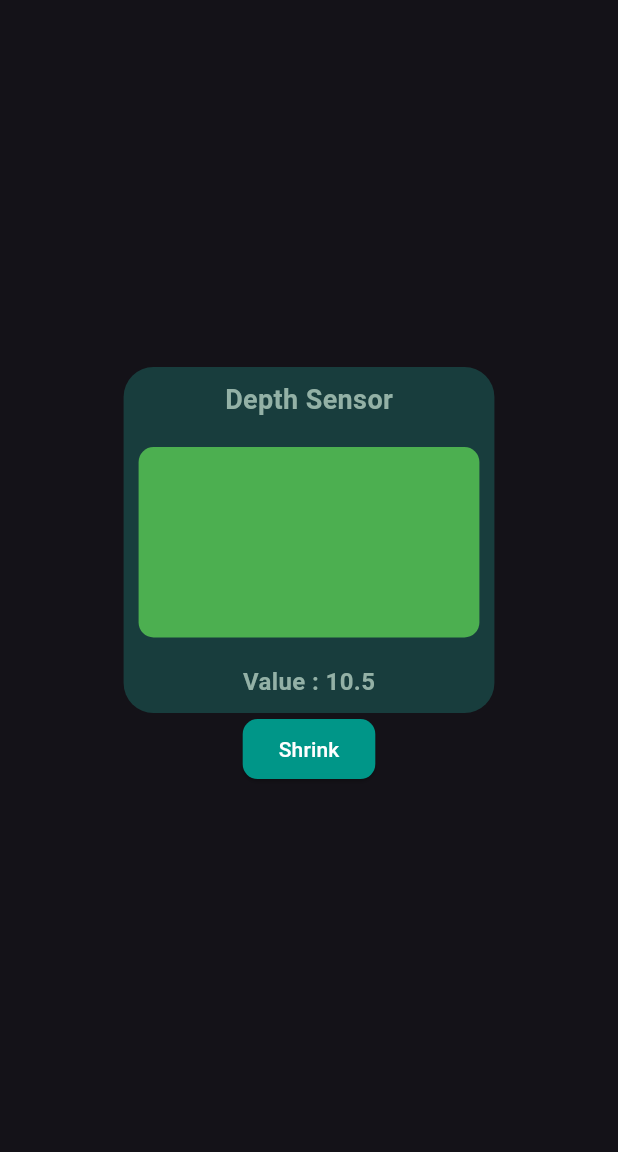
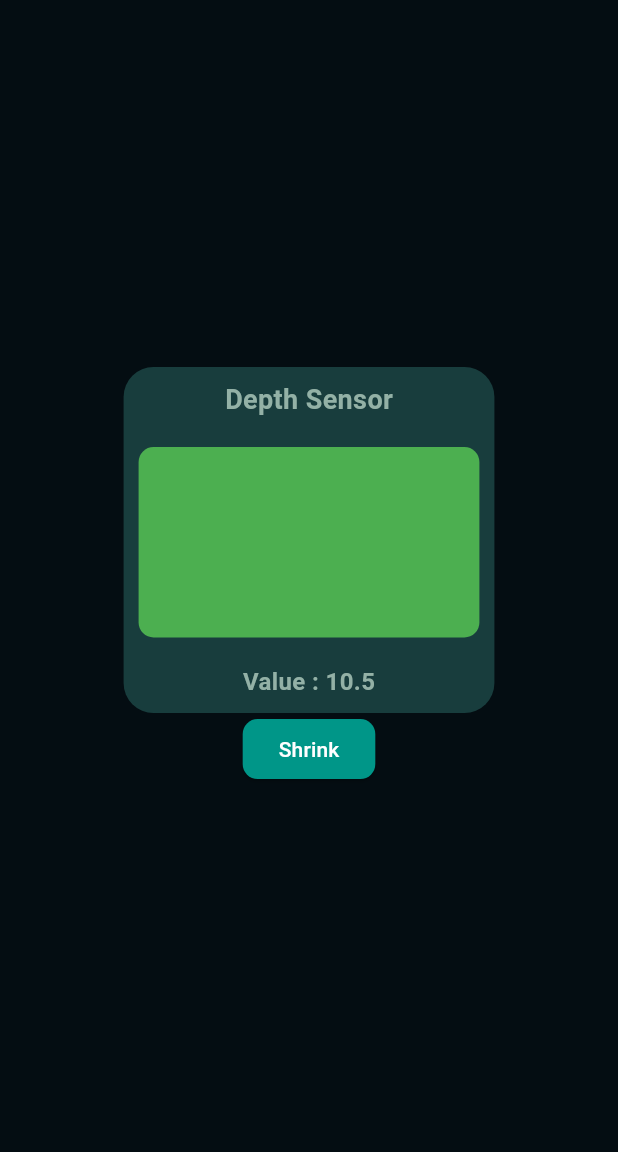
Before and after one commit to MdMuntasir/Carry_Bot, a Flutter app: the DevicePage screen opened directly, on a phone screen of 412 x 824 dp, the part 84-1236 px from its top. Run offline on Flutter 3.47's test engine with Material 3 defaults, Android fonts, the phone set to English and light mode, and no system bars; our stand-ins replace flutter_bloc, google_fonts, internet_connection_checker_plus; missing offline and left inert: flutter_ble_peripheral, mqtt_client.

Commit message:
UI updated

```diff
--- a/carry_bot/lib/config/theme/Themes.dart
+++ b/carry_bot/lib/config/theme/Themes.dart
@@ -1,7 +1,8 @@
 import 'package:flutter/material.dart';
 
 ThemeData darkTheme = ThemeData.dark().copyWith(
-  colorScheme: ColorScheme.fromSeed(seedColor: Colors.purple),
+  scaffoldBackgroundColor: Color(0xFF040D12),
+  colorScheme: ColorScheme.fromSeed(seedColor: Colors.teal),
   appBarTheme: AppBarTheme(color: Colors.teal),
   primaryColor: Colors.teal,
   elevatedButtonTheme: const ElevatedButtonThemeData(
@@ -16,7 +17,10 @@ ThemeData darkTheme = ThemeData.dark().copyWith(
     ),
   ),
   floatingActionButtonTheme: const FloatingActionButtonThemeData(
-    backgroundColor : Colors.teal,
-    foregroundColor: Colors.white
-  ),
+      backgroundColor: Colors.teal, foregroundColor: Colors.white),
 );
+
+/// 040D12
+/// 183D3D
+/// 5C8374
+/// 93B1A6
```
